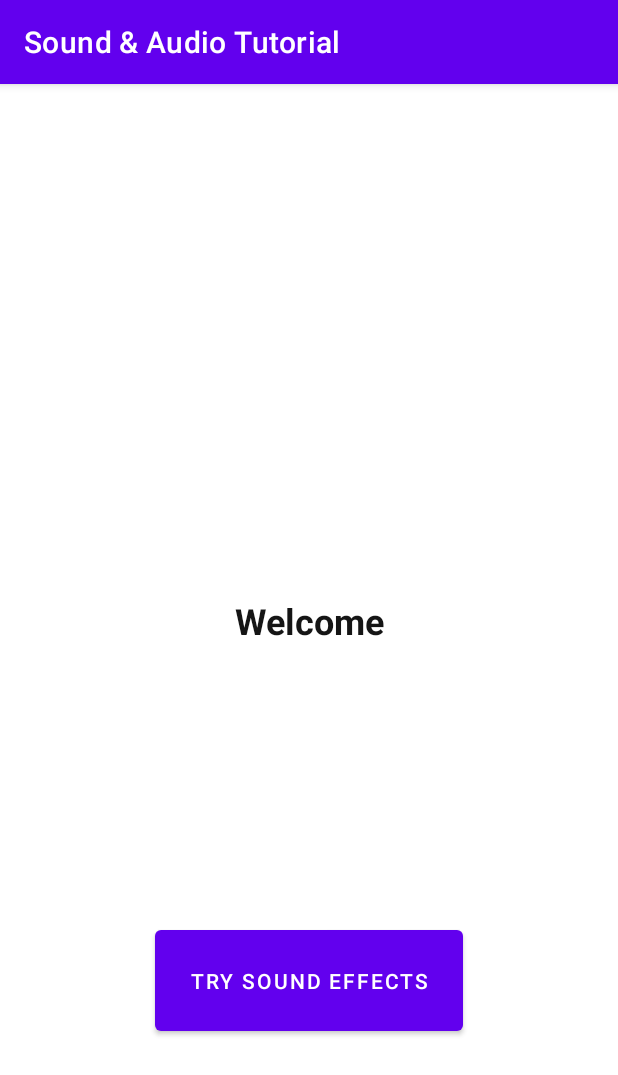
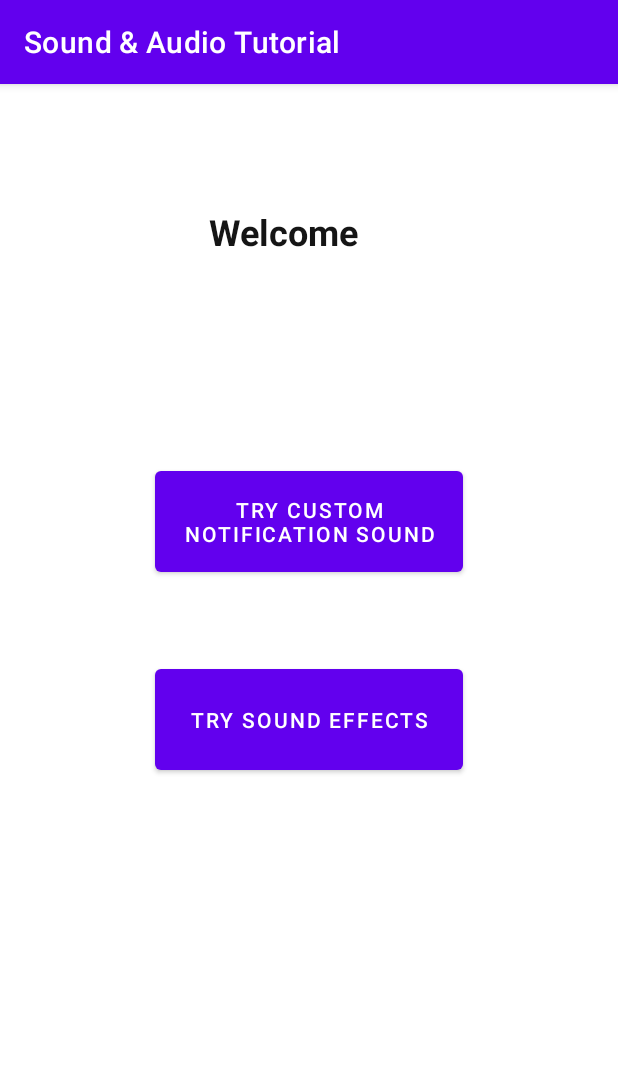
Before and after one commit to NafiHasan/AudioSoundTutorial, an Android app: the screen it shows after launch (MainActivity), on a phone screen of 412 x 824 dp. Shown: the top 1075 px of the screen. Run offline under Robolectric (Android 15) with nearby library versions, the phone set to English and light mode, and no system bars.

Commit message:
Custom Notification Sound Added

```diff
--- a/app/build.gradle
+++ b/app/build.gradle
@@ -29,7 +29,7 @@ android {
 
 dependencies {
 
-    implementation 'androidx.appcompat:appcompat:1.5.0'
+    implementation 'androidx.appcompat:appcompat:1.5.1'
     implementation 'com.google.android.material:material:1.6.1'
     implementation 'androidx.constraintlayout:constraintlayout:2.1.4'
     testImplementation 'junit:junit:4.13.2'
--- a/app/src/main/AndroidManifest.xml
+++ b/app/src/main/AndroidManifest.xml
@@ -21,6 +21,9 @@
                 android:value="" />
         </activity>
         <activity
+            android:name=".NotificationActivity"
+            android:exported="false" />
+        <activity
             android:name=".MainActivity"
             android:exported="true">
             <intent-filter>
--- a/app/src/main/java/com/example/soundaudiotutorial/MainActivity.java
+++ b/app/src/main/java/com/example/soundaudiotutorial/MainActivity.java
@@ -15,6 +15,7 @@ public class MainActivity extends AppCompatActivity {
         setContentView(R.layout.activity_main);
 
         configureSoundActivityButton();
+        configureCustomSoundButton();
     }
 
     private void configureSoundActivityButton(){
@@ -26,4 +27,16 @@ public class MainActivity extends AppCompatActivity {
             }
         });
     }
+
+    private void configureCustomSoundButton()
+    {
+        Button customSoundActivity = findViewById(R.id.tryCustomNotificationSound);
+
+        customSoundActivity.setOnClickListener(new View.OnClickListener() {
+            @Override
+            public void onClick(View view) {
+                startActivity(new Intent(MainActivity.this, NotificationActivity.class));
+            }
+        });
+    }
 }
--- a/app/src/main/res/layout/activity_main.xml
+++ b/app/src/main/res/layout/activity_main.xml
@@ -17,8 +17,10 @@
         android:textStyle="bold"
         app:layout_constraintBottom_toBottomOf="parent"
         app:layout_constraintEnd_toEndOf="parent"
+        app:layout_constraintHorizontal_bias="0.442"
         app:layout_constraintStart_toStartOf="parent"
-        app:layout_constraintTop_toTopOf="parent" />
+        app:layout_constraintTop_toTopOf="parent"
+        app:layout_constraintVertical_bias="0.12" />
 
     <Button
         android:id="@+id/trySoundButton"
@@ -27,7 +29,20 @@
         android:text="Try Sound Effects"
         app:layout_constraintBottom_toBottomOf="parent"
         app:layout_constraintEnd_toEndOf="@+id/welcomeText"
+        app:layout_constraintHorizontal_bias="0.315"
         app:layout_constraintStart_toStartOf="@+id/welcomeText"
-        app:layout_constraintTop_toBottomOf="@+id/welcomeText" />
+        app:layout_constraintTop_toBottomOf="@+id/welcomeText"
+        app:layout_constraintVertical_bias="0.415" />
+
+    <Button
+        android:id="@+id/tryCustomNotificationSound"
+        android:layout_width="205dp"
+        android:layout_height="79dp"
+        android:layout_marginTop="252dp"
+        android:text="@string/go_to_notification_activity"
+        app:layout_constraintEnd_toEndOf="parent"
+        app:layout_constraintStart_toStartOf="parent"
+        app:layout_constraintTop_toTopOf="parent" />
+
 
 </androidx.constraintlayout.widget.ConstraintLayout>
--- a/app/src/main/res/values/strings.xml
+++ b/app/src/main/res/values/strings.xml
@@ -1,3 +1,5 @@
 <resources>
     <string name="app_name">Sound &amp; Audio Tutorial</string>
+    <string name="get_notification">Get Notification</string>
+    <string name="go_to_notification_activity">Try Custom Notification Sound</string>
 </resources>
--- a/build.gradle
+++ b/build.gradle
@@ -1,7 +1,7 @@
 // Top-level build file where you can add configuration options common to all sub-projects/modules.
 plugins {
-    id 'com.android.application' version '7.3.0' apply false
-    id 'com.android.library' version '7.3.0' apply false
+    id 'com.android.application' version '7.2.2' apply false
+    id 'com.android.library' version '7.2.2' apply false
 }
 
 task clean(type: Delete) {
```
Also changed, not shown: gradle/wrapper/gradle-wrapper.properties.
